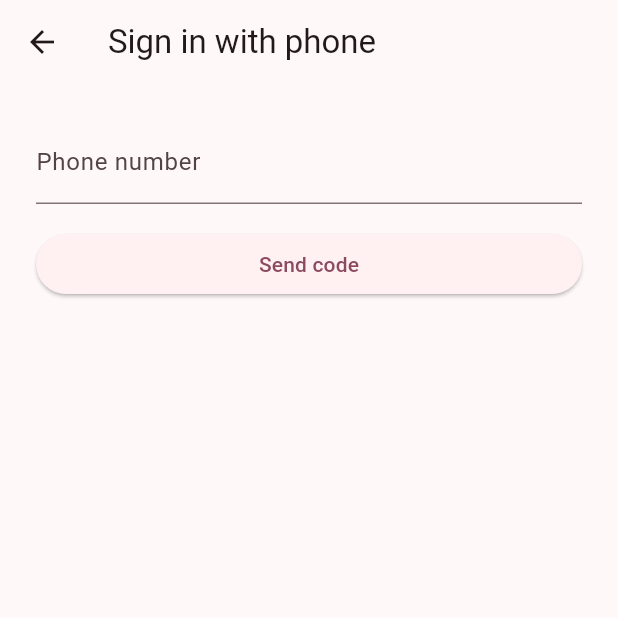
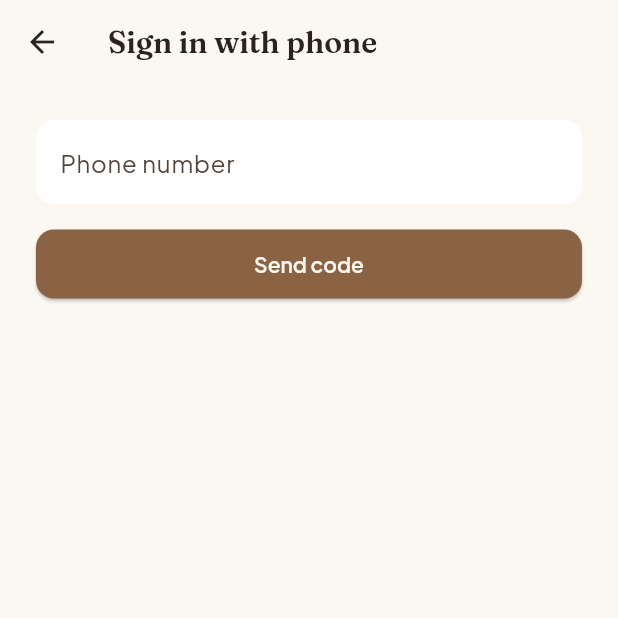
Before and after one commit to shaheerebrahim01-collab/Ditto, a Flutter app: the screen it shows after launch, after a tap on "Continue with Phone", on a phone screen of 412 x 824 dp, the top half of it. Run offline on Flutter 3.47's test engine with Material 3 defaults, Android fonts, the phone set to English and light mode, and no system bars; our stand-ins replace firebase_auth, firebase_core, flutter_secure_storage, google_fonts, google_sign_in, sign_in_with_apple; accounts and stored records are empty; generated files the repository leaves out were written again; network calls fail.

Commit message:
Rebuild customer app Home with bottom-nav shell and Ditto design system
Home now matches the prototype: header, search, category chips, hero
banner, and a horizontal top-tailors row, backed by local mock data
until GET /tailors exists. Added the bottom-nav shell (Home/Explore/
Create/Orders/Profile) and moved the old profile-info view to its own
Profile tab. Applied Ditto's actual palette and type (cream/brown/gold,
Fraunces + Plus Jakarta Sans via google_fonts) app-wide instead of the
default Material theme.

Co-Authored-By: Claude Sonnet 5 <noreply@anthropic.com>

```diff
--- /dev/null
+++ b/mobile/customer_app/lib/core/theme.dart
@@ -0,0 +1,103 @@
+import 'package:flutter/material.dart';
+import 'package:google_fonts/google_fonts.dart';
+
+// Ditto's design system: cream/beige surfaces, warm brown as the primary
+// action color, gold as the accent. Fraunces for headings, Plus Jakarta Sans
+// for everything else.
+class DittoColors {
+  static const cream = Color(0xFFFBF7F1);
+  static const brown = Color(0xFF8A6244);
+  static const gold = Color(0xFFC7A363);
+  static const ink = Color(0xFF2B2320);
+  static const mutedInk = Color(0xFF7A6F68);
+}
+
+class DittoTheme {
+  static ThemeData get light {
+    final base = ThemeData(
+      useMaterial3: true,
+      scaffoldBackgroundColor: DittoColors.cream,
+      colorScheme: ColorScheme.fromSeed(
+        seedColor: DittoColors.brown,
+        brightness: Brightness.light,
+        primary: DittoColors.brown,
+        secondary: DittoColors.gold,
+        surface: DittoColors.cream,
+      ),
+    );
+
+    const headingFont = GoogleFonts.fraunces;
+    const bodyFont = GoogleFonts.plusJakartaSans;
+
+    // Plus Jakarta Sans everywhere, then Fraunces overrides the heading styles.
+    final textTheme = GoogleFonts.plusJakartaSansTextTheme(base.textTheme)
+        .apply(bodyColor: DittoColors.ink, displayColor: DittoColors.ink)
+        .copyWith(
+          displayLarge: headingFont(fontWeight: FontWeight.w600, color: DittoColors.ink),
+          displayMedium: headingFont(fontWeight: FontWeight.w600, color: DittoColors.ink),
+          displaySmall: headingFont(fontWeight: FontWeight.w600, color: DittoColors.ink),
+          headlineLarge: headingFont(fontWeight: FontWeight.w600, color: DittoColors.ink),
+          headlineMedium: headingFont(fontWeight: FontWeight.w600, color: DittoColors.ink),
+          headlineSmall: headingFont(fontWeight: FontWeight.w600, color: DittoColors.ink),
+          titleLarge: headingFont(fontWeight: FontWeight.w600, color: DittoColors.ink),
+          titleMedium: headingFont(fontWeight: FontWeight.w600, color: DittoColors.ink),
+          titleSmall: headingFont(fontWeight: FontWeight.w600, color: DittoColors.ink),
+        );
+
+    return base.copyWith(
+      textTheme: textTheme,
+      appBarTheme: AppBarTheme(
+        backgroundColor: DittoColors.cream,
+        foregroundColor: DittoColors.ink,
+        elevation: 0,
+        titleTextStyle: headingFont(fontSize: 20, fontWeight: FontWeight.w600, color: DittoColors.ink),
+      ),
+      elevatedButtonTheme: ElevatedButtonThemeData(
+        style: ElevatedButton.styleFrom(
+          backgroundColor: DittoColors.brown,
+          foregroundColor: DittoColors.cream,
+          textStyle: bodyFont(fontWeight: FontWeight.w600),
+          padding: const EdgeInsets.symmetric(horizontal: 20, vertical: 14),
+          shape: RoundedRectangleBorder(borderRadius: BorderRadius.circular(12)),
+        ),
+      ),
+      outlinedButtonTheme: OutlinedButtonThemeData(
+        style: OutlinedButton.styleFrom(
+          foregroundColor: DittoColors.brown,
+          side: const BorderSide(color: DittoColors.brown),
+          textStyle: bodyFont(fontWeight: FontWeight.w600),
+          padding: const EdgeInsets.symmetric(horizontal: 20, vertical: 14),
+          shape: RoundedRectangleBorder(borderRadius: BorderRadius.circular(12)),
+        ),
+      ),
+      textButtonTheme: TextButtonThemeData(
+        style: TextButton.styleFrom(
+          foregroundColor: DittoColors.brown,
+          textStyle: bodyFont(fontWeight: FontWeight.w600),
+        ),
+      ),
+      chipTheme: base.chipTheme.copyWith(
+        backgroundColor: Colors.white,
+        selectedColor: DittoColors.brown,
+        labelStyle: bodyFont(color: DittoColors.ink, fontWeight: FontWeight.w500),
+        secondaryLabelStyle: bodyFont(color: DittoColors.cream, fontWeight: FontWeight.w500),
+        side: BorderSide(color: DittoColors.brown.withValues(alpha: 0.25)),
+        shape: const StadiumBorder(),
+      ),
+      inputDecorationTheme: InputDecorationTheme(
+        filled: true,
+        fillColor: Colors.white,
+        hintStyle: bodyFont(color: DittoColors.mutedInk),
+        border: OutlineInputBorder(
+          borderRadius: BorderRadius.circular(12),
+          borderSide: BorderSide.none,
+        ),
+      ),
+      navigationBarTheme: NavigationBarThemeData(
+        backgroundColor: DittoColors.cream,
+        indicatorColor: DittoColors.gold.withValues(alpha: 0.3),
+        labelTextStyle: WidgetStateProperty.all(bodyFont(fontSize: 12, fontWeight: FontWeight.w500)),
+      ),
+    );
+  }
+}
--- a/mobile/customer_app/lib/features/auth/phone_otp_screen.dart
+++ b/mobile/customer_app/lib/features/auth/phone_otp_screen.dart
@@ -54,7 +54,7 @@ class _PhoneOtpScreenState extends State<PhoneOtpScreen> {
   Widget build(BuildContext context) {
     final auth = context.watch<AuthRepository>();
 
-    // AuthGate (main.dart) swaps to HomeScreen once status flips to
+    // AuthGate (main.dart) swaps to MainShell once status flips to
     // authenticated, but that happens underneath this pushed route — pop
     // back to it so the user actually sees it.
     if (auth.status == AuthStatus.authenticated) {
--- a/mobile/customer_app/lib/main.dart
+++ b/mobile/customer_app/lib/main.dart
@@ -3,15 +3,14 @@ import 'package:flutter/material.dart';
 import 'package:provider/provider.dart';
 
 import 'core/auth_repository.dart';
+import 'core/theme.dart';
 import 'features/auth/login_screen.dart';
-import 'features/home/home_screen.dart';
+import 'features/shell/main_shell.dart';
+import 'firebase_options.dart';
 
 Future<void> main() async {
   WidgetsFlutterBinding.ensureInitialized();
-  // Requires platform config generated by `flutterfire configure` — see
-  // mobile/customer_app/README.md. Not present yet, so this will throw
-  // until that's run against a real Firebase project.
-  await Firebase.initializeApp();
+  await Firebase.initializeApp(options: DefaultFirebaseOptions.currentPlatform);
   runApp(const DittoApp());
 }
 
@@ -24,7 +23,7 @@ class DittoApp extends StatelessWidget {
       create: (_) => AuthRepository()..restoreSession(),
       child: MaterialApp(
         title: 'Ditto',
-        theme: ThemeData(colorSchemeSeed: Colors.black, useMaterial3: true),
+        theme: DittoTheme.light,
         home: const AuthGate(),
       ),
     );
@@ -41,7 +40,7 @@ class AuthGate extends StatelessWidget {
       case AuthStatus.unknown:
         return const Scaffold(body: Center(child: CircularProgressIndicator()));
       case AuthStatus.authenticated:
-        return const HomeScreen();
+        return const MainShell();
       case AuthStatus.unauthenticated:
         return const LoginScreen();
     }
--- a/mobile/customer_app/pubspec.yaml
+++ b/mobile/customer_app/pubspec.yaml
@@ -18,6 +18,7 @@ dependencies:
   http: ^1.2.2
   flutter_secure_storage: ^9.2.2
   provider: ^6.1.2
+  google_fonts: ^8.2.0
 
 dev_dependencies:
   flutter_test:
```
Also changed, not shown: mobile/customer_app/lib/features/create/create_screen.dart (added, +14 -0 lines), mobile/customer_app/lib/features/explore/explore_screen.dart (added, +14 -0 lines), mobile/customer_app/lib/features/home/home_mock_data.dart (added, +42 -0 lines), mobile/customer_app/lib/features/home/home_screen.dart (+219 -44 lines), mobile/customer_app/lib/features/orders/orders_screen.dart (added, +14 -0 lines), mobile/customer_app/lib/features/profile/profile_screen.dart (added, +68 -0 lines), mobile/customer_app/lib/features/shell/main_shell.dart (added, +57 -0 lines), mobile/customer_app/lib/models/tailor_summary.dart (added, +21 -0 lines), mobile/customer_app/pubspec.lock (added).
